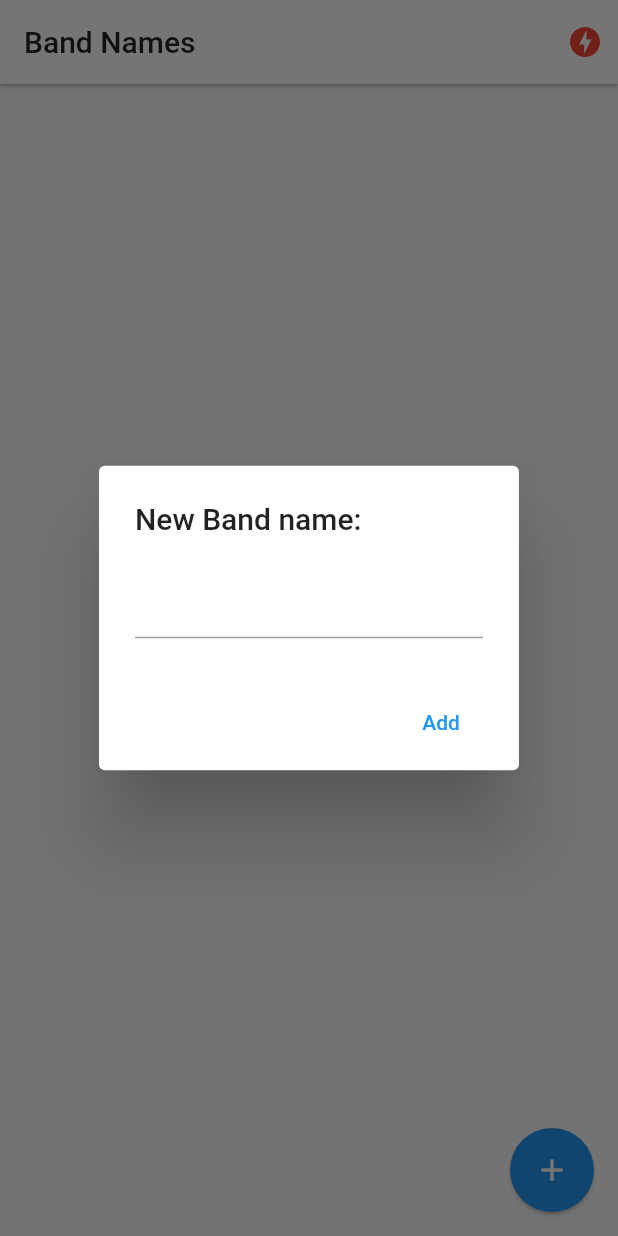
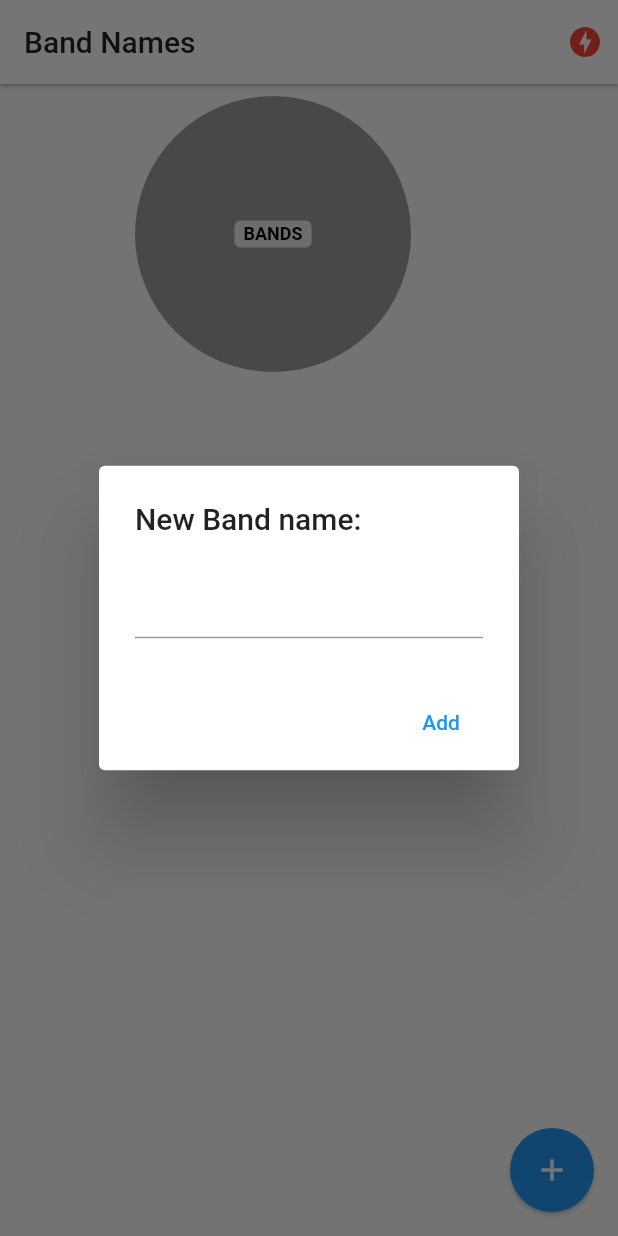
Before and after one commit to charger513/band_names, a Flutter app: the screen it shows after launch, after a tap on the "add" icon, on a phone screen of 412 x 824 dp. Run offline on Flutter 3.47's test engine with Material 2 defaults, Android fonts, the phone set to English and light mode, and no system bars; drawn by our look-alikes of pie_chart; our stand-ins replace socket_io_client; network calls fail.

Commit message:
Gráfica en tiempo real

```diff
--- a/lib/pages/home_page.dart
+++ b/lib/pages/home_page.dart
@@ -1,12 +1,12 @@
-import 'dart:convert';
 import 'dart:io';
 
-import 'package:band_names/services/socket_service.dart';
 import 'package:flutter/cupertino.dart';
 import 'package:flutter/material.dart';
+import 'package:pie_chart/pie_chart.dart';
 import 'package:provider/provider.dart';
 
 import '../models/band.dart';
+import '../services/socket_service.dart';
 
 class HomePage extends StatefulWidget {
   @override
@@ -26,10 +26,12 @@ class _HomePageState extends State<HomePage> {
   void initState() {
     super.initState();
     final socketService = Provider.of<SocketService>(context, listen: false);
-    socketService.socket.on('active-bands', (data) {
-      this.bands = (data as List).map((band) => Band.fromJson(band)).toList();
+    socketService.socket.on('active-bands', _handleActiveBands);
+  }
+
+  _handleActiveBands(dynamic payload) {
+    this.bands = (payload as List).map((band) => Band.fromJson(band)).toList();
     setState(() {});
-    });
   }
 
   @override
@@ -66,9 +68,16 @@ class _HomePageState extends State<HomePage> {
           ),
         ],
       ),
-      body: ListView.builder(
+      body: Column(
+        children: [
+          _showGraph(),
+          Expanded(
+            child: ListView.builder(
               itemCount: bands.length,
               itemBuilder: (context, index) => _bandTile(bands[index]),
+            ),
+          ),
+        ],
       ),
       floatingActionButton: FloatingActionButton(
         child: Icon(Icons.add),
@@ -95,11 +104,9 @@ class _HomePageState extends State<HomePage> {
           ),
         ),
       ),
-      onDismissed: (direction) {
-        socketService.emit('delete-band', {
+      onDismissed: (direction) => socketService.emit('delete-band', {
         'id': band.id,
-        });
-      },
+      }),
       child: ListTile(
         leading: CircleAvatar(
           child: Text(band.name.substring(0, 2)),
@@ -147,8 +154,7 @@ class _HomePageState extends State<HomePage> {
 
     showCupertinoDialog(
       context: context,
-      builder: (ctx) {
-        return CupertinoAlertDialog(
+      builder: (ctx) => CupertinoAlertDialog(
         title: Text('New Band name:'),
         content: CupertinoTextField(
           controller: textController,
@@ -167,8 +173,7 @@ class _HomePageState extends State<HomePage> {
             },
           ),
         ],
-        );
-      },
+      ),
     );
   }
 
@@ -182,4 +187,29 @@ class _HomePageState extends State<HomePage> {
 
     Navigator.pop(context);
   }
+
+  Widget _showGraph() {
+    Map<String, double> dataMap = {};
+    bands.forEach((band) {
+      dataMap[band.name] = band.votes.toDouble();
+    });
+
+    return Container(
+      width: double.infinity,
+      height: 200,
+      child: PieChart(
+        dataMap: dataMap,
+        chartType: ChartType.disc,
+        ringStrokeWidth: 10,
+        centerText: "BANDS",
+        chartValuesOptions: ChartValuesOptions(
+          showChartValueBackground: true,
+          showChartValues: true,
+          showChartValuesInPercentage: false,
+          showChartValuesOutside: false,
+          decimalPlaces: 0,
+        ),
+      ),
+    );
   }
+}
--- a/pubspec.yaml
+++ b/pubspec.yaml
@@ -30,6 +30,7 @@ dependencies:
   cupertino_icons: ^1.0.2
   socket_io_client: ^2.0.0-beta.4-nullsafety.0
   provider: ^5.0.0
+  pie_chart: ^5.0.0
 
 dev_dependencies:
   flutter_test:
```
Also changed, not shown: pubspec.lock. Lines whose indentation alone changed are shown as unchanged.
